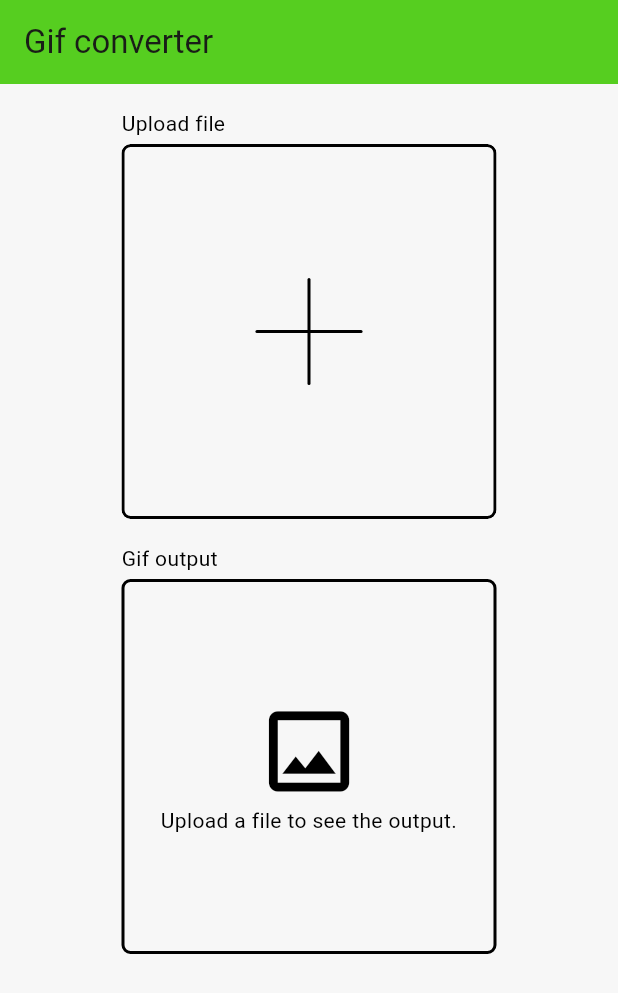
After one commit to Buttergipfeli/gif_generator, a Flutter app: the screen it shows after launch, on a phone screen of 412 x 824 dp. The commit adds this screen. Shown: the top 993 px of the screen. Run offline on Flutter 3.47's test engine with Material 3 defaults, Android fonts, the light colour scheme and no system bars; drawn by our look-alikes of flutter_platform_widgets.

Commit message:
Create file upload placeholder

```diff
--- a/lib/core/views/gif_gen_text.dart
+++ b/lib/core/views/gif_gen_text.dart
@@ -3,8 +3,13 @@ import 'package:gif_generator/resources/colors/app_theme_widget.dart';
 
 class GifGenText extends StatelessWidget {
   final String text;
+  final TextAlign? textAlign;
 
-  const GifGenText(this.text, {super.key});
+  const GifGenText(
+    this.text, {
+    super.key,
+    this.textAlign,
+  });
 
   @override
   Widget build(BuildContext context) {
@@ -14,6 +19,7 @@ class GifGenText extends StatelessWidget {
       style: TextStyle(
         color: theme.adaptiveContrast,
       ),
+      textAlign: textAlign,
     );
   }
 }
--- /dev/null
+++ b/lib/features/home_screen/views/file_output/file_output.dart
@@ -0,0 +1,47 @@
+import 'package:flutter/material.dart';
+import 'package:gif_generator/features/home_screen/views/file_output/file_output_placeholder.dart';
+import 'package:gif_generator/resources/colors/app_theme_widget.dart';
+
+import '../../../../core/views/gif_gen_text.dart';
+import '../../../../generated/l10n.dart';
+import '../../../../resources/colors/app_theme.dart';
+
+class FileOutput extends StatelessWidget {
+  static const double _borderRadius = 6.0;
+  static const double _borderWidth = 2.0;
+  static const double _textSpacing = 4.0;
+
+  final double size;
+
+  const FileOutput({super.key, required this.size});
+
+  @override
+  Widget build(BuildContext context) {
+    final theme = AppThemeWidget.of(context);
+    final localizations = S.of(context);
+
+    return Column(
+      crossAxisAlignment: CrossAxisAlignment.start,
+      children: [
+        GifGenText(localizations.fileOutputGifOutput),
+        const SizedBox(height: _textSpacing),
+        Container(
+          width: size,
+          height: size,
+          decoration: BoxDecoration(
+            borderRadius: BorderRadius.circular(_borderRadius),
+            border: _border(theme),
+          ),
+          child: FileOutputPlaceholder(size: size),
+        ),
+      ],
+    );
+  }
+
+  BoxBorder _border(AppTheme theme) {
+    return Border.all(
+      color: theme.adaptiveContrast,
+      width: _borderWidth,
+    );
+  }
+}
--- /dev/null
+++ b/lib/features/home_screen/views/file_output/file_output_placeholder.dart
@@ -0,0 +1,41 @@
+import 'package:flutter/material.dart';
+import 'package:gif_generator/core/views/gif_gen_text.dart';
+import 'package:gif_generator/resources/colors/app_theme_widget.dart';
+
+import '../../../../generated/l10n.dart';
+
+class FileOutputPlaceholder extends StatelessWidget {
+  static const double _iconScale = 3.5;
+  static const double _padding = 16.0;
+
+  final double size;
+
+  const FileOutputPlaceholder({super.key, required this.size});
+
+  @override
+  Widget build(BuildContext context) {
+    final theme = AppThemeWidget.of(context);
+    final localizations = S.of(context);
+
+    return Center(
+      child: Padding(
+        padding: const EdgeInsets.all(_padding),
+        child: Column(
+          mainAxisAlignment: MainAxisAlignment.center,
+          crossAxisAlignment: CrossAxisAlignment.center,
+          children: [
+            Icon(
+              Icons.image_outlined,
+              size: size / _iconScale,
+              color: theme.adaptiveContrast,
+            ),
+            GifGenText(
+              localizations.fileOutputPlaceholderInstruction,
+              textAlign: TextAlign.center,
+            ),
+          ],
+        ),
+      ),
+    );
+  }
+}
--- /dev/null
+++ b/lib/features/home_screen/views/file_upload/file_upload_field.dart
@@ -0,0 +1,27 @@
+import 'package:flutter/material.dart';
+import 'package:gif_generator/core/views/gif_gen_text.dart';
+
+import 'package:gif_generator/features/home_screen/views/file_upload/file_upload_rect.dart';
+import 'package:gif_generator/generated/l10n.dart';
+
+class FileUploadField extends StatelessWidget {
+  static const double _spacing = 4.0;
+
+  final double size;
+
+  const FileUploadField({super.key, required this.size});
+
+  @override
+  Widget build(BuildContext context) {
+    final localizations = S.of(context);
+
+    return Column(
+      crossAxisAlignment: CrossAxisAlignment.start,
+      children: [
+        GifGenText(localizations.fileUploadFieldFileUpload),
+        const SizedBox(height: _spacing),
+        FileUploadRect(size: size)
+      ],
+    );
+  }
+}
--- /dev/null
+++ b/lib/features/home_screen/views/file_upload/file_upload_rect.dart
@@ -0,0 +1,43 @@
+import 'package:flutter/material.dart';
+import 'package:gif_generator/core/views/platform/custom_patform_button.dart';
+import 'package:gif_generator/core/views/plus_view.dart';
+import 'package:gif_generator/resources/colors/app_theme_widget.dart';
+
+class FileUploadRect extends StatelessWidget {
+  static const double _plusIconScale = 3.5;
+  static const double _borderRadius = 6.0;
+  static const double _borderWidth = 2.0;
+
+  final double size;
+
+  const FileUploadRect({super.key, required this.size});
+
+  @override
+  Widget build(BuildContext context) {
+    final theme = AppThemeWidget.of(context);
+
+    return CustomPlatformButton(
+      onTap: () { },
+      borderRadius: _borderRadius,
+      child: Container(
+        width: size,
+        height: size,
+        decoration: BoxDecoration(
+          color: Colors.transparent,
+          border: Border.all(
+            color: theme.adaptiveContrast,
+            width: _borderWidth,
+          ),
+          borderRadius: BorderRadius.circular(_borderRadius),
+        ),
+        child: Center(
+          child: PlusView(
+            size: size / _plusIconScale,
+            weight: _borderWidth,
+            color: theme.adaptiveContrast,
+          ),
+        ),
+      ),
+    );
+  }
+}
--- a/lib/features/home_screen/views/file_upload_field/file_upload_field.dart
+++ /dev/null
@@ -1,43 +0,0 @@
-import 'package:flutter/material.dart';
-import 'package:gif_generator/core/views/gif_gen_text.dart';
-import 'package:gif_generator/core/views/platform/custom_patform_button.dart';
-
-import 'package:gif_generator/features/home_screen/views/file_upload_field/file_upload_rect.dart';
-import 'package:gif_generator/generated/l10n.dart';
-
-class FileUploadField extends StatelessWidget {
-  static const double _minSize = 200.0;
-  static const double _maxSize = 250.0;
-  static const double _borderRadius = 20.0;
-  static const double _borderWidth = 2.0;
-  static const double _spacing = 4.0;
-
-  const FileUploadField({super.key});
-
-  @override
-  Widget build(BuildContext context) {
-    final localizations = S.of(context);
-
-    return LayoutBuilder(builder: (context, constraints) {
-      final double size = constraints.maxWidth.clamp(_minSize, _maxSize);
-      return Center(
-        child: Column(
-          crossAxisAlignment: CrossAxisAlignment.start,
-          children: [
-            GifGenText(localizations.fileUploadFieldFileUpload),
-            const SizedBox(height: _spacing),
-            CustomPlatformButton(
-              onTap: () { },
-              borderRadius: _borderRadius,
-              child: FileUploadRect(
-                size: size,
-                borderRadius: _borderRadius,
-                borderWidth: _borderWidth,
-              ),
-            ),
-          ],
-        ),
-      );
-    });
-  }
-}
--- a/lib/features/home_screen/views/file_upload_field/file_upload_rect.dart
+++ /dev/null
@@ -1,43 +0,0 @@
-import 'package:flutter/material.dart';
-import 'package:gif_generator/core/views/plus_view.dart';
-import 'package:gif_generator/resources/colors/app_theme_widget.dart';
-
-class FileUploadRect extends StatelessWidget {
-  static const double _plusIconScale = 3.5;
-
-  final double size;
-  final double borderWidth;
-  final double borderRadius;
-
-  const FileUploadRect({
-    super.key,
-    required this.size,
-    required this.borderWidth,
-    required this.borderRadius,
-  });
-
-  @override
-  Widget build(BuildContext context) {
-    final theme = AppThemeWidget.of(context);
-
-    return Container(
-      width: size,
-      height: size,
-      decoration: BoxDecoration(
-        color: Colors.transparent,
-        border: Border.all(
-          color: theme.adaptiveContrast,
-          width: borderWidth,
-        ),
-        borderRadius: BorderRadius.circular(borderRadius),
-      ),
-      child: Center(
-        child: PlusView(
-          size: size / _plusIconScale,
-          weight: borderWidth,
-          color: theme.adaptiveContrast,
-        ),
-      ),
-    );
-  }
-}
--- a/lib/features/home_screen/views/home_screen.dart
+++ b/lib/features/home_screen/views/home_screen.dart
@@ -1,6 +1,6 @@
 import 'package:flutter/cupertino.dart';
 import 'package:flutter_platform_widgets/flutter_platform_widgets.dart';
-import 'package:gif_generator/features/home_screen/views/file_upload_field/file_upload_field.dart';
+import 'package:gif_generator/features/home_screen/views/home_screen_content.dart';
 import 'package:gif_generator/generated/l10n.dart';
 import 'package:gif_generator/resources/colors/app_theme_widget.dart';
 
@@ -22,11 +22,7 @@ class HomeScreen extends StatelessWidget {
       body: const SafeArea(
         child: Padding(
           padding: EdgeInsets.all(_padding),
-          child: Column(
-            children: [
-              FileUploadField(),
-            ],
-          ),
+          child: HomeScreenContent(),
         ),
       ),
     );
--- /dev/null
+++ b/lib/features/home_screen/views/home_screen_content.dart
@@ -0,0 +1,30 @@
+import 'package:flutter/material.dart';
+import 'package:gif_generator/features/home_screen/views/file_output/file_output.dart';
+
+import 'file_upload/file_upload_field.dart';
+
+class HomeScreenContent extends StatelessWidget {
+  static const double _minSize = 200.0;
+  static const double _maxSize = 250.0;
+  static const double _spacing = 16.0;
+
+  const HomeScreenContent({super.key});
+
+  @override
+  Widget build(BuildContext context) {
+    return LayoutBuilder(
+      builder: (context, constraints) {
+        final double size = constraints.maxWidth.clamp(_minSize, _maxSize);
+        return Center(
+          child: Column(
+            children: [
+              FileUploadField(size: size),
+              const SizedBox(height: _spacing),
+              FileOutput(size: size),
+            ],
+          ),
+        );
+      },
+    );
+  }
+}
--- a/lib/l10n/intl_de.arb
+++ b/lib/l10n/intl_de.arb
@@ -1,5 +1,7 @@
 {
   "appTitle": "Gif Konvertierer",
   "homeScreenTitle": "Gif Konvertierer",
-  "fileUploadFieldFileUpload": "Datei hochladen"
+  "fileUploadFieldFileUpload": "Datei hochladen",
+  "fileOutputGifOutput": "Gif-Datei",
+  "fileOutputPlaceholderInstruction": "Laden Sie eine Datei hoch, um sie zu konvertieren."
 }
--- a/lib/l10n/intl_en.arb
+++ b/lib/l10n/intl_en.arb
@@ -1,5 +1,7 @@
 {
   "appTitle": "Gif converter",
   "homeScreenTitle": "Gif converter",
-  "fileUploadFieldFileUpload": "Upload file"
+  "fileUploadFieldFileUpload": "Upload file",
+  "fileOutputGifOutput": "Gif output",
+  "fileOutputPlaceholderInstruction": "Upload a file to see the output."
 }
```
Also changed, not shown: lib/generated/intl/messages_de.dart, lib/generated/intl/messages_en.dart, lib/generated/l10n.dart.
